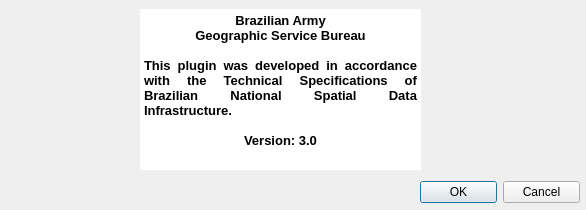
Old version of the form ui_about.ui in the repository dsgoficial/DsgTools.
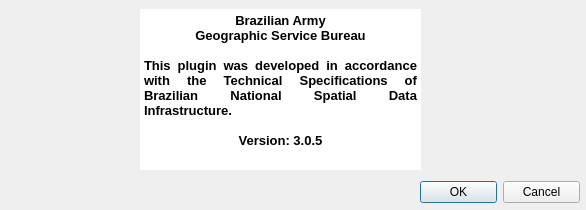
New version of the form. Icons and pictures are not drawn.

What changed in the file:
```diff
--- a/ui_about.ui
+++ b/ui_about.ui
@@ -95,7 +95,7 @@
 &lt;p align=&quot;center&quot; style=&quot;-qt-paragraph-type:empty; margin-top:0px; margin-bottom:0px; margin-left:0px; margin-right:0px; -qt-block-indent:0; text-indent:0px; font-family:'MS Shell Dlg 2'; font-size:10pt; font-weight:600;&quot;&gt;&lt;br /&gt;&lt;/p&gt;
 &lt;p align=&quot;justify&quot; style=&quot; margin-top:0px; margin-bottom:0px; margin-left:0px; margin-right:0px; -qt-block-indent:0; text-indent:0px;&quot;&gt;&lt;span style=&quot; font-family:'MS Shell Dlg 2'; font-size:10pt; font-weight:600;&quot;&gt;This plugin was developed in accordance with the Technical Specifications of Brazilian National Spatial Data Infrastructure.&lt;/span&gt;&lt;/p&gt;
 &lt;p align=&quot;justify&quot; style=&quot;-qt-paragraph-type:empty; margin-top:0px; margin-bottom:0px; margin-left:0px; margin-right:0px; -qt-block-indent:0; text-indent:0px; font-family:'MS Shell Dlg 2'; font-size:10pt; font-weight:600;&quot;&gt;&lt;br /&gt;&lt;/p&gt;
-&lt;p align=&quot;center&quot; style=&quot; margin-top:0px; margin-bottom:0px; margin-left:0px; margin-right:0px; -qt-block-indent:0; text-indent:0px;&quot;&gt;&lt;span style=&quot; font-family:'MS Shell Dlg 2'; font-size:10pt; font-weight:600;&quot;&gt;Version: 3.0&lt;/span&gt;&lt;/p&gt;&lt;/body&gt;&lt;/html&gt;</string>
+&lt;p align=&quot;center&quot; style=&quot; margin-top:0px; margin-bottom:0px; margin-left:0px; margin-right:0px; -qt-block-indent:0; text-indent:0px;&quot;&gt;&lt;span style=&quot; font-family:'MS Shell Dlg 2'; font-size:10pt; font-weight:600;&quot;&gt;Version: 3.0.5&lt;/span&gt;&lt;/p&gt;&lt;/body&gt;&lt;/html&gt;</string>
    </property>
   </widget>
  </widget>
```
